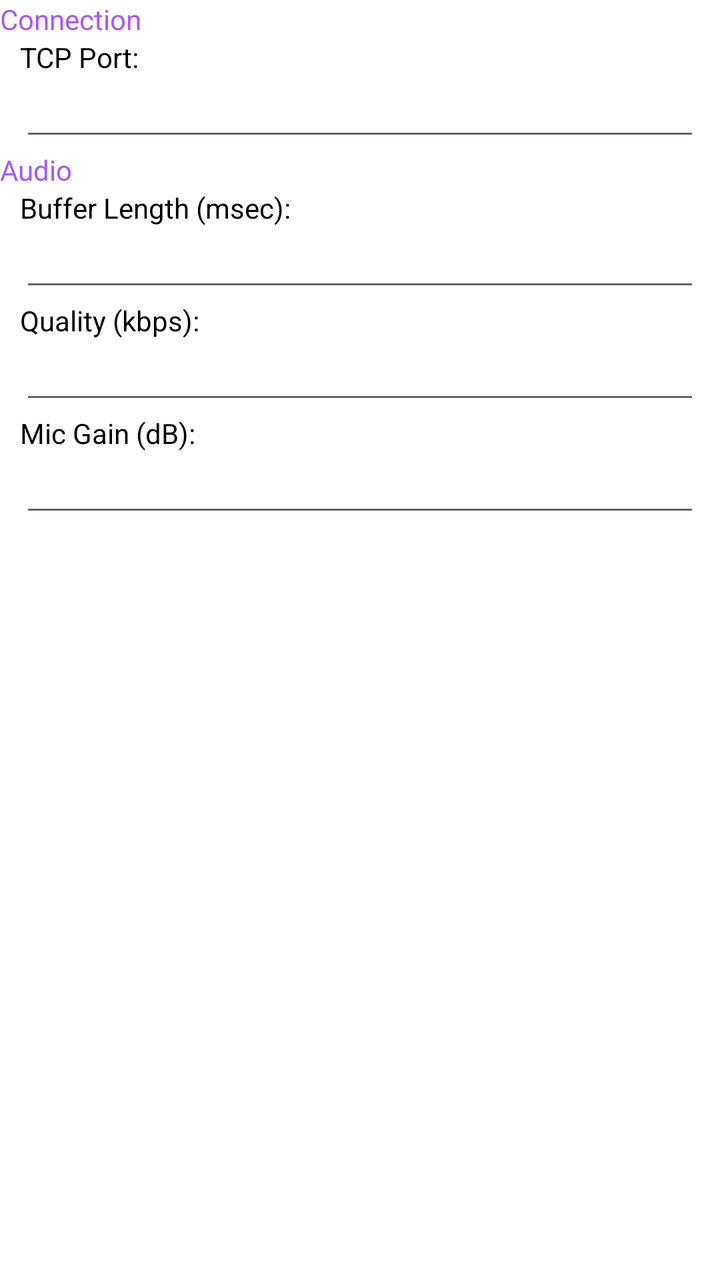
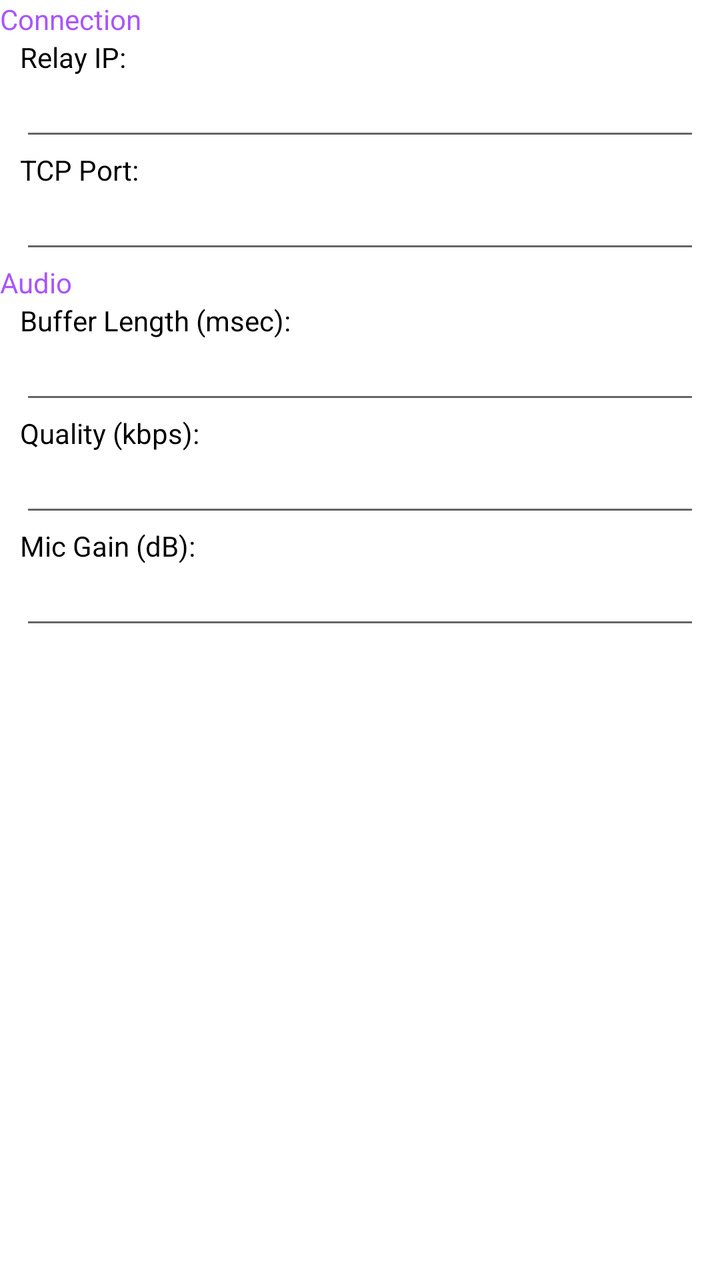

The first picture is an Android layout as it rendered before a commit; the second is the same layout after the commit. The layout source and the unified diff follow.
<!-- AndroidManifest.xml: application theme AppTheme -->
<!-- res/layout/settings.xml -->
<ScrollView xmlns:android="http://schemas.android.com/apk/res/android"
	android:layout_width="match_parent"
	android:layout_height="match_parent">

	<LinearLayout
		android:layout_width="match_parent"
		android:layout_height="wrap_content"
		android:focusableInTouchMode="true"
		android:orientation="vertical">

		<TextView
			android:layout_width="match_parent"
			android:layout_height="wrap_content"
			android:text="Connection"
			android:textColor="@color/sett_group" />

		<TextView
			android:layout_width="match_parent"
			android:layout_height="wrap_content"
			android:layout_marginHorizontal="@dimen/sett_margin"
			android:text="TCP Port:"
			android:textColor="@color/text" />
		<EditText
			android:id="@+id/e_port"
			android:layout_width="match_parent"
			android:layout_height="wrap_content"
			android:layout_marginHorizontal="@dimen/sett_margin"
			android:inputType="text"
			android:textSize="@dimen/text_editbox" />

		<TextView
			android:layout_width="match_parent"
			android:layout_height="wrap_content"
			android:text="Audio"
			android:textColor="@color/sett_group" />

		<TextView
			android:layout_width="match_parent"
			android:layout_height="wrap_content"
			android:layout_marginHorizontal="@dimen/sett_margin"
			android:text="Buffer Length (msec):"
			android:textColor="@color/text" />
		<EditText
			android:id="@+id/e_buffer"
			android:layout_width="match_parent"
			android:layout_height="wrap_content"
			android:layout_marginHorizontal="@dimen/sett_margin"
			android:inputType="text"
			android:textSize="@dimen/text_editbox" />

		<TextView
			android:layout_width="match_parent"
			android:layout_height="wrap_content"
			android:layout_marginHorizontal="@dimen/sett_margin"
			android:text="Quality (kbps):"
			android:textColor="@color/text" />
		<EditText
			android:id="@+id/e_quality"
			android:layout_width="match_parent"
			android:layout_height="wrap_content"
			android:layout_marginHorizontal="@dimen/sett_margin"
			android:inputType="text"
			android:textSize="@dimen/text_editbox" />

		<TextView
			android:layout_width="match_parent"
			android:layout_height="wrap_content"
			android:layout_marginHorizontal="@dimen/sett_margin"
			android:text="Mic Gain (dB):"
			android:textColor="@color/text" />
		<EditText
			android:id="@+id/e_gain"
			android:layout_width="match_parent"
			android:layout_height="wrap_content"
			android:layout_marginHorizontal="@dimen/sett_margin"
			android:inputType="text"
			android:textSize="@dimen/text_editbox" />

	</LinearLayout>
</ScrollView>
<!-- resources referenced by this layout -->
<resources>
  <color name="sett_group">#aa55ff</color>
  <color name="text">#000000</color>
  <dimen name="sett_margin">10dp</dimen>
  <dimen name="text_editbox">15sp</dimen>
  <style name="AppTheme" parent="Theme.AppCompat.DayNight.DarkActionBar">
  		<item name="colorPrimary">@color/colorPrimary</item>
  		<item name="colorPrimaryDark">@color/colorPrimaryDark</item>
  		<item name="colorAccent">@color/colorAccent</item>
  		<item name="android:windowBackground">@color/background</item>
  		<item name="android:navigationBarColor" tools:targetApi="21">@color/background</item>
  	</style>
  <color name="colorPrimary">#aa55ff</color>
  <color name="colorPrimaryDark">#aa55ff</color>
  <color name="colorAccent">#aa55ff</color>
  <color name="background">#ffffff</color>
</resources>

<!-- the commit's change to res/layout/settings.xml (unified diff, before → after) -->
@@ -18,6 +18,22 @@
 			android:layout_width="match_parent"
 			android:layout_height="wrap_content"
 			android:layout_marginHorizontal="@dimen/sett_margin"
+			android:text="Relay IP:"
+			android:textColor="@color/text" />
+		<EditText
+			android:id="@+id/e_relay"
+			android:layout_width="match_parent"
+			android:layout_height="wrap_content"
+			android:layout_marginHorizontal="@dimen/sett_margin"
+			android:autofillHints=""
+			android:hint=""
+			android:inputType="text"
+			android:textSize="@dimen/text_editbox" />
+
+		<TextView
+			android:layout_width="match_parent"
+			android:layout_height="wrap_content"
+			android:layout_marginHorizontal="@dimen/sett_margin"
 			android:text="TCP Port:"
 			android:textColor="@color/text" />
 		<EditText
@@ -25,7 +41,7 @@
 			android:layout_width="match_parent"
 			android:layout_height="wrap_content"
 			android:layout_marginHorizontal="@dimen/sett_margin"
-			android:inputType="text"
+			android:inputType="number"
 			android:textSize="@dimen/text_editbox" />
 
 		<TextView
@@ -45,7 +61,7 @@
 			android:layout_width="match_parent"
 			android:layout_height="wrap_content"
 			android:layout_marginHorizontal="@dimen/sett_margin"
-			android:inputType="text"
+			android:inputType="number"
 			android:textSize="@dimen/text_editbox" />
 
 		<TextView
@@ -59,7 +75,7 @@
 			android:layout_width="match_parent"
 			android:layout_height="wrap_content"
 			android:layout_marginHorizontal="@dimen/sett_margin"
-			android:inputType="text"
+			android:inputType="number"
 			android:textSize="@dimen/text_editbox" />
 
 		<TextView
@@ -73,7 +89,7 @@
 			android:layout_width="match_parent"
 			android:layout_height="wrap_content"
 			android:layout_marginHorizontal="@dimen/sett_margin"
-			android:inputType="text"
+			android:inputType="number"
 			android:textSize="@dimen/text_editbox" />
 
 	</LinearLayout>
